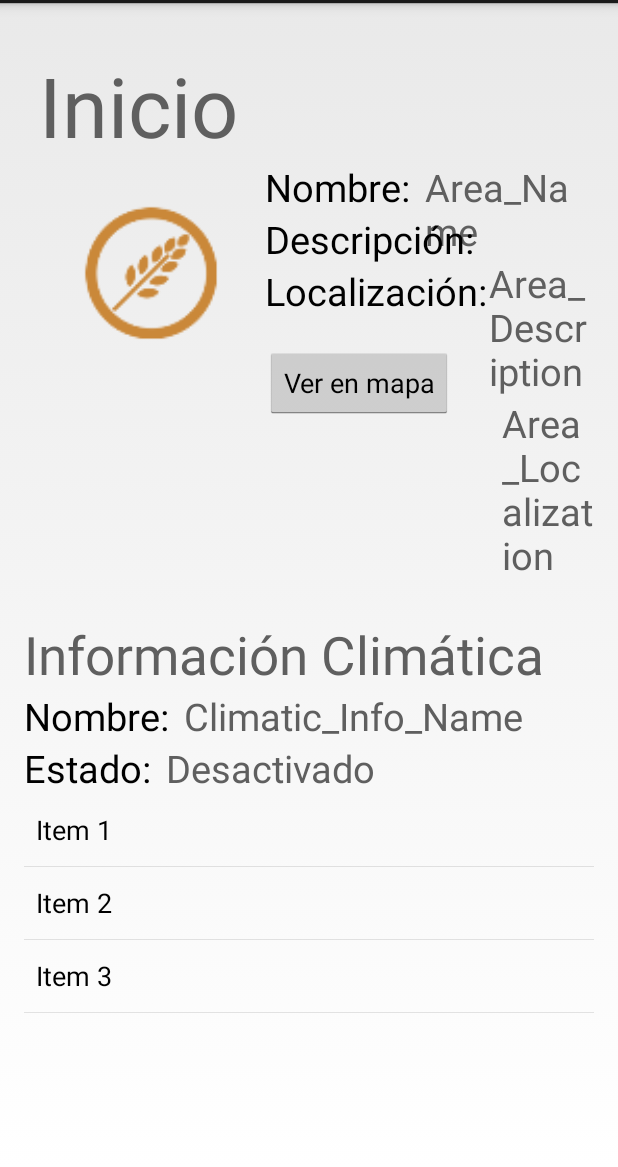
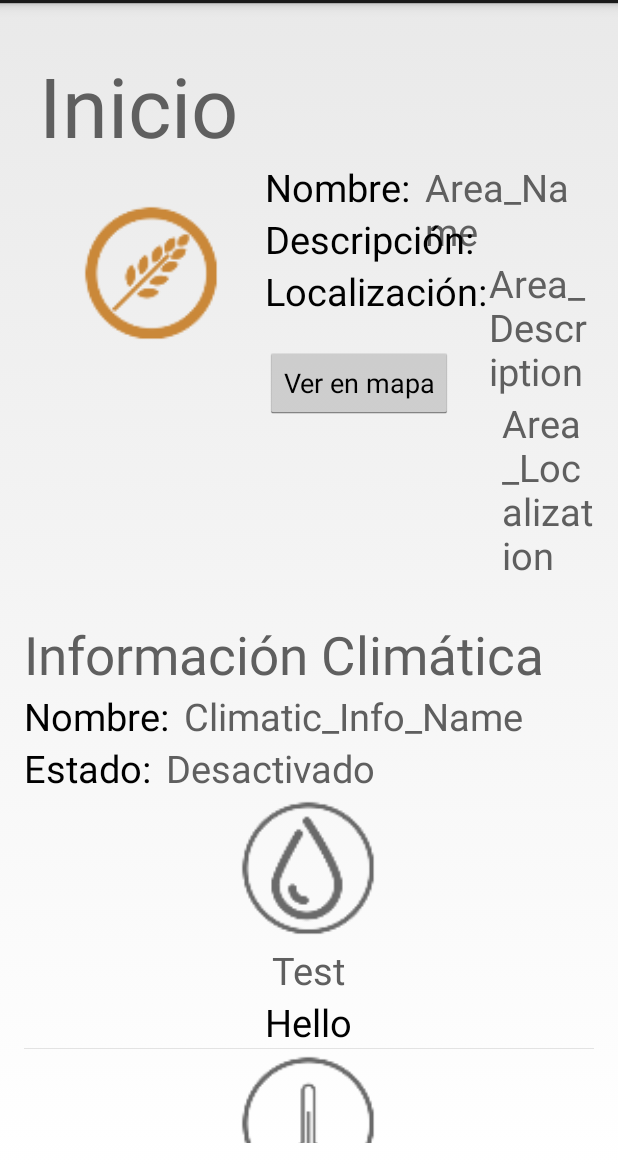
Before and after one commit to mgradob/sobek-android-app, an Android app: the screen it shows after launch (MainActivity), on a phone screen of 412 x 824 dp, the part 69-1236 px from its top. Run offline under Robolectric (Android 15) with nearby library versions, the phone set to English and light mode, and no system bars.

Commit message:
fully working layout with icons

```diff
--- a/Irrigation System/src/main/java/com/cita/irrigationsystem/irrigationsystem/MainActivity.java
+++ b/Irrigation System/src/main/java/com/cita/irrigationsystem/irrigationsystem/MainActivity.java
@@ -8,7 +8,7 @@ import android.view.MenuItem;
 
 
 public class MainActivity extends Activity implements
-        StartFragment.OnFragmentInteractionListener, ClimateInformationFragment.OnFragmentInteractionListener {
+        StartFragment.OnFragmentInteractionListener, WeatherInformationFragment.OnFragmentInteractionListener {
 
     @Override
     protected void onCreate(Bundle savedInstanceState) {
--- a/Irrigation System/src/main/java/com/cita/irrigationsystem/irrigationsystem/ClimateInformationFragment.java
+++ b/Irrigation System/src/main/java/com/cita/irrigationsystem/irrigationsystem/WeatherInformationFragment.java
@@ -8,10 +8,9 @@ import android.view.View;
 import android.view.ViewGroup;
 import android.widget.AbsListView;
 import android.widget.AdapterView;
-import android.widget.ArrayAdapter;
-import android.widget.ListAdapter;
 import android.widget.TextView;
 
+import com.cita.irrigationsystem.irrigationsystem.adapters.WeatherInformationAdapter;
 import com.cita.irrigationsystem.irrigationsystem.dummy.DummyContent;
 
 /**
@@ -23,7 +22,7 @@ import com.cita.irrigationsystem.irrigationsystem.dummy.DummyContent;
  * Activities containing this fragment MUST implement the {@link Callbacks}
  * interface.
  */
-public class ClimateInformationFragment extends Fragment implements AbsListView.OnItemClickListener {
+public class WeatherInformationFragment extends Fragment implements AbsListView.OnItemClickListener {
 
     // TODO: Rename parameter arguments, choose names that match
     // the fragment initialization parameters, e.g. ARG_ITEM_NUMBER
@@ -45,11 +44,11 @@ public class ClimateInformationFragment extends Fragment implements AbsListView.
      * The Adapter which will be used to populate the ListView/GridView with
      * Views.
      */
-    private ListAdapter mAdapter;
+    private WeatherInformationAdapter mAdapter;
 
     // TODO: Rename and change types of parameters
-    public static ClimateInformationFragment newInstance(String param1, String param2) {
-        ClimateInformationFragment fragment = new ClimateInformationFragment();
+    public static WeatherInformationFragment newInstance(String param1, String param2) {
+        WeatherInformationFragment fragment = new WeatherInformationFragment();
         Bundle args = new Bundle();
         args.putString(ARG_PARAM1, param1);
         args.putString(ARG_PARAM2, param2);
@@ -61,7 +60,7 @@ public class ClimateInformationFragment extends Fragment implements AbsListView.
      * Mandatory empty constructor for the fragment manager to instantiate the
      * fragment (e.g. upon screen orientation changes).
      */
-    public ClimateInformationFragment() {
+    public WeatherInformationFragment() {
     }
 
     @Override
@@ -73,9 +72,10 @@ public class ClimateInformationFragment extends Fragment implements AbsListView.
             mParam2 = getArguments().getString(ARG_PARAM2);
         }
 
-        // TODO: Change Adapter to display your content
-        mAdapter = new ArrayAdapter<DummyContent.DummyItem>(getActivity(),
-                android.R.layout.simple_list_item_1, android.R.id.text1, DummyContent.ITEMS);
+//        // TODO: Change Adapter to display your content
+//        mAdapter = new ArrayAdapter<DummyContent.DummyItem>(getActivity(),
+//                android.R.layout.simple_list_item_1, android.R.id.text1, DummyContent.ITEMS);
+        mAdapter = new WeatherInformationAdapter(getActivity());
     }
 
     @Override
@@ -85,7 +85,7 @@ public class ClimateInformationFragment extends Fragment implements AbsListView.
 
         // Set the adapter
         mListView = (AbsListView) view.findViewById(android.R.id.list);
-        ((AdapterView<ListAdapter>) mListView).setAdapter(mAdapter);
+        mListView.setAdapter(mAdapter);
 
         // Set OnItemClickListener so we can be notified on item clicks
         mListView.setOnItemClickListener(this);
--- /dev/null
+++ b/Irrigation System/src/main/java/com/cita/irrigationsystem/irrigationsystem/adapters/WeatherInformationAdapter.java
@@ -0,0 +1,107 @@
+package com.cita.irrigationsystem.irrigationsystem.adapters;
+
+import java.util.ArrayList;
+
+import android.content.Context;
+import android.view.LayoutInflater;
+import android.view.View;
+import android.view.ViewGroup;
+import android.widget.BaseAdapter;
+import android.widget.ImageView;
+import android.widget.TextView;
+
+import com.cita.irrigationsystem.irrigationsystem.R;
+import com.cita.irrigationsystem.irrigationsystem.dummy.DummyContent;
+import com.cita.irrigationsystem.irrigationsystem.models.WeatherInformation;
+
+
+public class WeatherInformationAdapter extends BaseAdapter {
+
+    // TODO replace with a collection of data from the web
+    private static final ArrayList<WeatherInformation> DATA = DummyContent.WEATHERINFO;
+
+    private LayoutInflater mInflater;
+
+    public WeatherInformationAdapter(Context context) {
+        // Cache the LayoutInflate to avoid asking for a new one each time.
+        mInflater = LayoutInflater.from(context);
+
+    }
+
+    /**
+     * @see android.widget.ListAdapter getCount()
+     */
+    public int getCount() {
+        return DATA.size();
+    }
+
+    /**
+     * @see android.widget.ListAdapter getItem(int)
+     */
+    public Object getItem(int position) {
+        return DATA.get(position);
+    }
+
+    /**
+     * Use the array index as a unique id.
+     *
+     * @see android.widget.ListAdapter getItemId(int)
+     */
+    public long getItemId(int position) {
+        return position;
+    }
+
+    /**
+     * Make a view to hold each row.
+     *
+     * @see android.widget.ListAdapter getView(int, android view View,
+     * android view ViewGroup)
+     */
+    public View getView(int position, View convertView, ViewGroup parent) {
+        // A ViewHolder keeps references to children views to avoid unneccessary
+        // calls
+        // to findViewById() on each row.
+        ViewHolder holder;
+
+        // When convertView is not null, we can reuse it directly, there is no
+        // need
+        // to reinflate it. We only inflate a new View when the convertView
+        // supplied
+        // by ListView is null.
+        if (convertView == null) {
+            convertView = mInflater.inflate(R.layout.list_item_weather_information, null);
+
+            // Creates a ViewHolder and store references to the two children
+            // views
+            // we want to bind data to.
+            holder = new ViewHolder();
+            // TODO store references to your views
+            holder.weatherTitle = (TextView) convertView.findViewById(R.id.weather_title);
+            holder.weatherValue = (TextView) convertView
+                    .findViewById(R.id.weather_value);
+            holder.weatherIcon = (ImageView) convertView
+                    .findViewById(R.id.weather_icon);
+
+            convertView.setTag(holder);
+        } else {
+            // Get the ViewHolder back to get fast access to the TextView
+            // and the ImageView.
+            holder = (ViewHolder) convertView.getTag();
+        }
+
+        // TODO Bind your data efficiently with the holder.
+        holder.weatherTitle.setText(DATA.get(position).getText());
+        holder.weatherValue.setText(DATA.get(position).getValue());
+        holder.weatherIcon.setImageResource(DATA.get(position).getImgResource());
+
+        return convertView;
+    }
+
+    static class ViewHolder {
+        // TODO define members for each view in the item layout
+        TextView weatherTitle;
+        TextView weatherValue;
+        ImageView weatherIcon;
+    }
+
+}
--- a/Irrigation System/src/main/java/com/cita/irrigationsystem/irrigationsystem/dummy/DummyContent.java
+++ b/Irrigation System/src/main/java/com/cita/irrigationsystem/irrigationsystem/dummy/DummyContent.java
@@ -1,4 +1,7 @@
 package com.cita.irrigationsystem.irrigationsystem.dummy;
+
+import com.cita.irrigationsystem.irrigationsystem.R;
+import com.cita.irrigationsystem.irrigationsystem.models.WeatherInformation;
 
 import java.util.ArrayList;
 import java.util.HashMap;
@@ -8,7 +11,7 @@ import java.util.Map;
 /**
  * Helper class for providing sample content for user interfaces created by
  * Android template wizards.
- * <p>
+ * <p/>
  * TODO: Replace all uses of this class before publishing your app.
  */
 public class DummyContent {
@@ -52,4 +55,36 @@ public class DummyContent {
             return content;
         }
     }
+
+    public static ArrayList<WeatherInformation> WEATHERINFO = new ArrayList<WeatherInformation>();
+
+
+    static {
+
+        WEATHERINFO.add(new WeatherInformation("Hello", "Test", R.drawable.img_humidity));
+        WEATHERINFO.add(new WeatherInformation("Hello", "Test", R.drawable.img_temperature));
+        WEATHERINFO.add(new WeatherInformation("Hello", "Test", R.drawable.img_wind_speed));
+        WEATHERINFO.add(new WeatherInformation("Hello", "Test", R.drawable.img_radiation));
+
+    }
+
+//    String[] texts = {
+//getString(R.string.humidity),
+//    getString(R.string.temperature),
+//    getString(R.string.windSpeed),
+//    getString(R.string.solarRadiation)
+//};
+//String[] values = {
+//        getString(R.string.humidityLevel),
+//        getString(R.string.temperatureLevel),
+//        getString(R.string.windSpeedLevel),
+//        getString(R.string.solarRadiationLevel)
+//        };
+//        int[] imgIds = {
+//        R.drawable.img_humidity,
+//        R.drawable.img_temperature,
+//        R.drawable.img_wind_speed,
+//        R.drawable.img_radiation
+//        };
+
 }
--- a/Irrigation System/src/main/java/com/cita/irrigationsystem/irrigationsystem/models/ClimaticData.java
+++ b/Irrigation System/src/main/java/com/cita/irrigationsystem/irrigationsystem/models/WeatherInformation.java
@@ -7,13 +7,13 @@ package com.cita.irrigationsystem.irrigationsystem.models;
  * Class used as a model for the main screen icons
  *
  */
-public class ClimaticData {
+public class WeatherInformation {
 
     private String text;
     private String value;
     private int imgResource;
 
-    public ClimaticData(String text, String value, int imgResource) {
+    public WeatherInformation(String text, String value, int imgResource) {
         this.text = text;
         this.value = value;
         this.imgResource = imgResource;
@@ -45,7 +45,7 @@ public class ClimaticData {
 
     @Override
     public String toString() {
-        return "ClimaticData{" +
+        return "WeatherInformation{" +
                 "text='" + text + '\'' +
                 ", value='" + value + '\'' +
                 ", imgResource=" + imgResource +
--- a/Irrigation System/src/main/res/layout/activity_main.xml
+++ b/Irrigation System/src/main/res/layout/activity_main.xml
@@ -18,7 +18,7 @@
     <fragment
         android:layout_width="match_parent"
         android:layout_height="wrap_content"
-        android:name="com.cita.irrigationsystem.irrigationsystem.ClimateInformationFragment"
+        android:name="com.cita.irrigationsystem.irrigationsystem.WeatherInformationFragment"
         android:id="@+id/weather_information_fragment"
         android:layout_centerVertical="true"
         android:layout_alignParentLeft="true"
--- a/Irrigation System/src/main/res/layout/fragment_climateinformation_grid.xml
+++ b/Irrigation System/src/main/res/layout/fragment_climateinformation_grid.xml
@@ -3,7 +3,7 @@
     xmlns:tools="http://schemas.android.com/tools"
     android:layout_width="match_parent"
     android:layout_height="match_parent"
-    tools:context="com.cita.irrigationsystem.irrigationsystem.ClimateInformationFragment">
+    tools:context="com.cita.irrigationsystem.irrigationsystem.WeatherInformationFragment">
 
     <TextView
         android:id="@+id/climaticInfoTV"
@@ -52,7 +52,7 @@
         android:id="@android:id/list"
         android:layout_width="match_parent"
         android:layout_height="match_parent"
-        android:numColumns="2"
+        android:numColumns="4"
         android:layout_alignParentLeft="true"
         android:layout_marginLeft="0dp"
         android:layout_below="@+id/stateTV" />
--- a/Irrigation System/src/main/res/layout/fragment_climateinformation_list.xml
+++ b/Irrigation System/src/main/res/layout/fragment_climateinformation_list.xml
@@ -3,7 +3,7 @@
     xmlns:tools="http://schemas.android.com/tools"
     android:layout_width="match_parent"
     android:layout_height="match_parent"
-    tools:context="com.cita.irrigationsystem.irrigationsystem.ClimateInformationFragment">
+    tools:context="com.cita.irrigationsystem.irrigationsystem.WeatherInformationFragment">
 
     <TextView
         android:id="@+id/climaticInfoTV"
--- a/Irrigation System/src/main/res/layout/climatic_info_details.xml
+++ b/Irrigation System/src/main/res/layout/list_item_weather_information.xml
@@ -5,24 +5,24 @@
     android:layout_height="match_parent">
 
     <ImageView
-        android:id="@+id/grid_image"
+        android:id="@+id/weather_icon"
         android:layout_width="100dp"
         android:layout_height="100dp"
         android:layout_centerHorizontal="true"/>
 
     <TextView
-        android:id="@+id/grid_value"
+        android:id="@+id/weather_value"
         android:layout_width="wrap_content"
         android:layout_height="wrap_content"
-        android:layout_below="@+id/grid_image"
+        android:layout_below="@+id/weather_icon"
         android:layout_centerHorizontal="true"
         android:textAppearance="@style/mainTextsFont"/>
 
     <TextView
-        android:id="@+id/grid_text"
+        android:id="@+id/weather_title"
         android:layout_width="wrap_content"
         android:layout_height="wrap_content"
-        android:layout_below="@id/grid_value"
+        android:layout_below="@+id/weather_value"
         android:layout_centerHorizontal="true"
         android:textAppearance="@style/mainFieldsFont"/>
 
```
Also changed, not shown: Irrigation System/src/main/java/com/cita/irrigationsystem/irrigationsystem/ClimaticData.java (deleted, +0 -68 lines).
